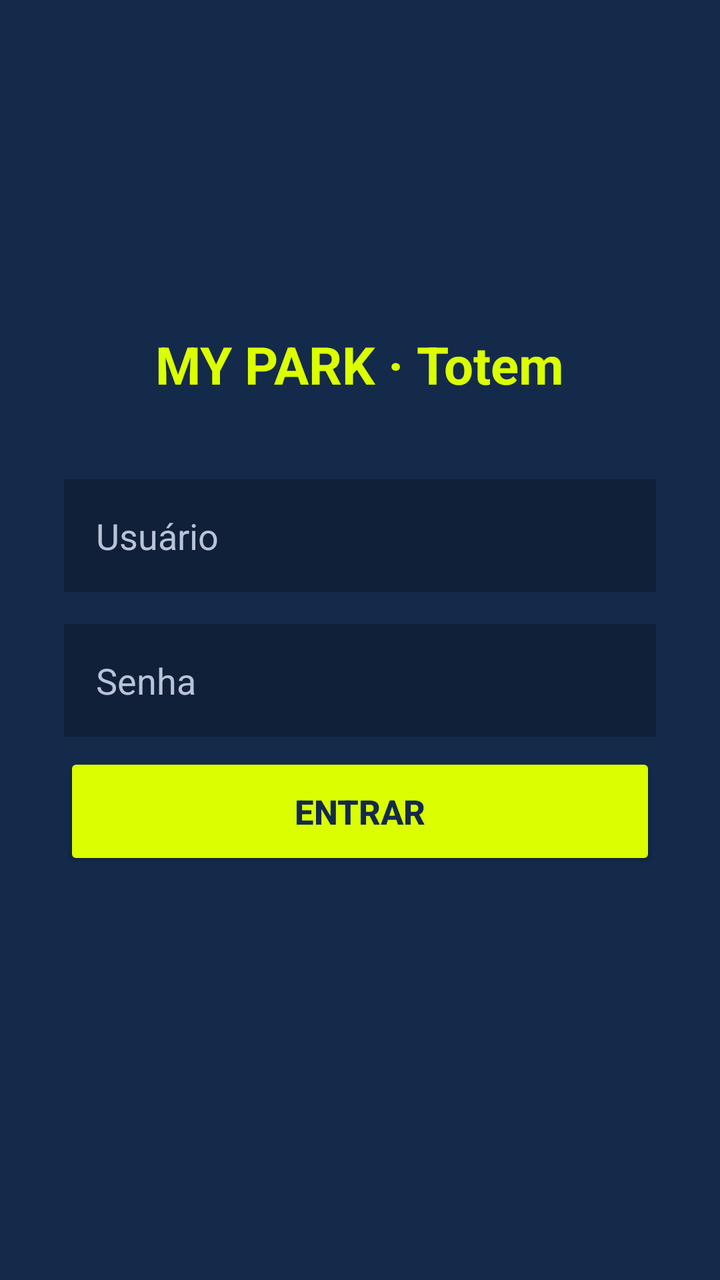
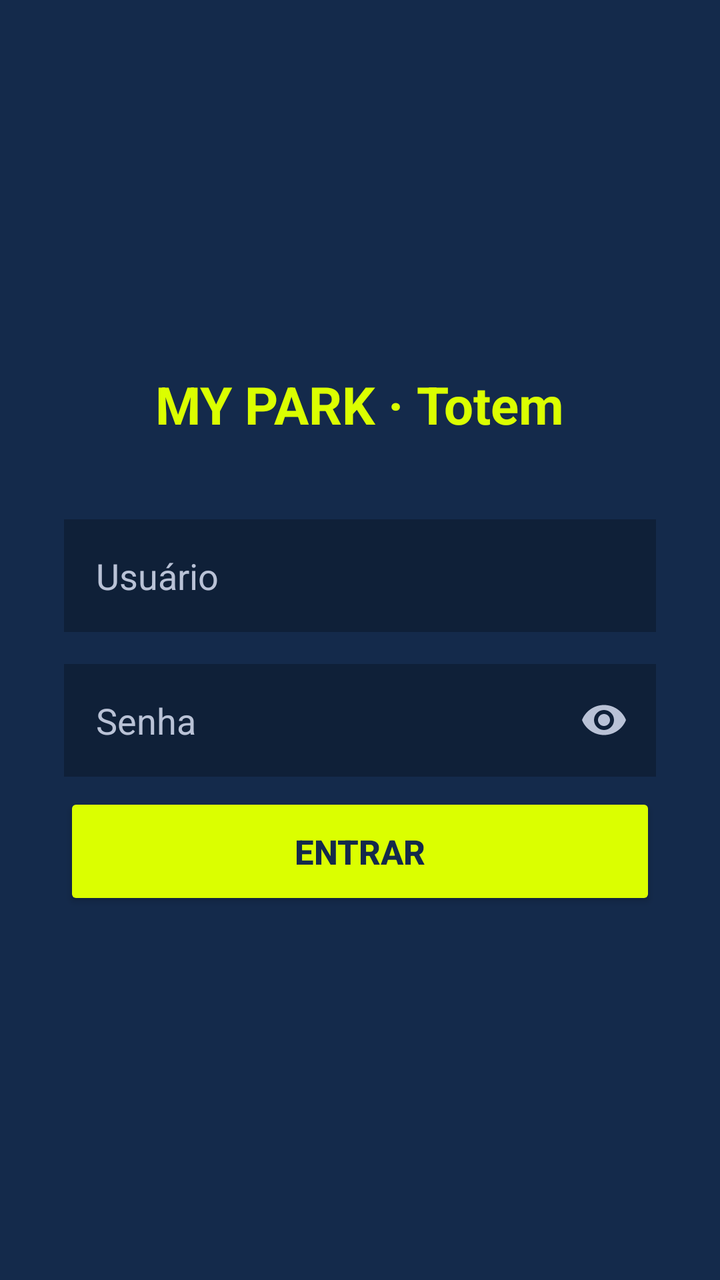

The first picture is an Android layout as it rendered before a commit; the second is the same layout after the commit. The layout source and the unified diff follow.
<!-- AndroidManifest.xml: application theme Theme.MyParkTotem -->
<!-- res/layout/activity_main.xml -->
<?xml version="1.0" encoding="utf-8"?>
<FrameLayout xmlns:android="http://schemas.android.com/apk/res/android"
    android:layout_width="match_parent"
    android:layout_height="match_parent"
    android:background="@color/navy">

    
    <ScrollView
        android:id="@+id/tela_login"
        android:layout_width="match_parent"
        android:layout_height="match_parent">
        <LinearLayout
            android:layout_width="match_parent"
            android:layout_height="wrap_content"
            android:orientation="vertical"
            android:gravity="center"
            android:padding="32dp"
            android:minHeight="600dp">

            <TextView
                android:layout_width="wrap_content"
                android:layout_height="wrap_content"
                android:layout_marginBottom="40dp"
                android:text="@string/titulo_login"
                android:textColor="@color/lime"
                android:textSize="26sp"
                android:textStyle="bold" />

            <EditText
                android:id="@+id/login_usuario"
                android:layout_width="match_parent"
                android:layout_height="wrap_content"
                android:layout_marginBottom="16dp"
                android:padding="16dp"
                android:hint="@string/hint_usuario"
                android:textColorHint="@color/texto_secundario"
                android:textColor="@color/texto_claro"
                android:background="@color/navy_card"
                android:inputType="text"
                android:maxLines="1" />

            <EditText
                android:id="@+id/login_senha"
                android:layout_width="match_parent"
                android:layout_height="wrap_content"
                android:layout_marginBottom="8dp"
                android:padding="16dp"
                android:hint="@string/hint_senha"
                android:textColorHint="@color/texto_secundario"
                android:textColor="@color/texto_claro"
                android:background="@color/navy_card"
                android:inputType="textPassword"
                android:maxLines="1" />

            <TextView
                android:id="@+id/login_erro"
                android:layout_width="match_parent"
                android:layout_height="wrap_content"
                android:layout_marginBottom="16dp"
                android:text=""
                android:textColor="#FF8A75"
                android:visibility="gone" />

            <Button
                android:id="@+id/btn_login"
                android:layout_width="match_parent"
                android:layout_height="wrap_content"
                android:padding="18dp"
                android:text="@string/btn_entrar"
                android:textSize="17sp"
                android:textStyle="bold"
                android:textColor="@color/navy"
                android:backgroundTint="@color/lime" />

        </LinearLayout>
    </ScrollView>

    
    <ScrollView
        android:id="@+id/tela_selecao_unidade"
        android:layout_width="match_parent"
        android:layout_height="match_parent"
        android:visibility="gone">
        <LinearLayout
            android:layout_width="match_parent"
            android:layout_height="wrap_content"
            android:orientation="vertical"
            android:gravity="center"
            android:padding="32dp">

            <TextView
                android:layout_width="wrap_content"
                android:layout_height="wrap_content"
                android:layout_marginBottom="24dp"
                android:text="@string/titulo_selecao_unidade"
                android:textColor="@color/lime"
                android:textSize="22sp"
                android:textStyle="bold" />

            <LinearLayout
                android:id="@+id/lista_unidades"
                android:layout_width="match_parent"
                android:layout_height="wrap_content"
                android:orientation="vertical" />

        </LinearLayout>
    </ScrollView>

    
    <LinearLayout
        android:id="@+id/tela_picker"
        android:layout_width="match_parent"
        android:layout_height="match_parent"
        android:orientation="vertical"
        android:gravity="center"
        android:padding="32dp"
        android:visibility="gone">

        <TextView
            android:id="@+id/txt_titulo"
            android:layout_width="wrap_content"
            android:layout_height="wrap_content"
            android:text="@string/titulo_escolha"
            android:textColor="@color/lime"
            android:textSize="26sp"
            android:textStyle="bold" />

        <TextView
            android:id="@+id/txt_subtitulo"
            android:layout_width="wrap_content"
            android:layout_height="wrap_content"
            android:layout_marginTop="6dp"
            android:layout_marginBottom="40dp"
            android:text="@string/subtitulo_escolha"
            android:textColor="@color/texto_secundario"
            android:textSize="14sp" />

        <Button
            android:id="@+id/btn_entrada"
            android:layout_width="match_parent"
            android:layout_height="wrap_content"
            android:layout_marginBottom="20dp"
            android:padding="28dp"
            android:text="@string/btn_entrada"
            android:textSize="22sp"
            android:textStyle="bold"
            android:textColor="@color/navy"
            android:backgroundTint="@color/lime"
            android:drawableStart="@drawable/ic_seta_cima"
            android:drawablePadding="14dp" />

        <Button
            android:id="@+id/btn_saida"
            android:layout_width="match_parent"
            android:layout_height="wrap_content"
            android:layout_marginBottom="20dp"
            android:padding="28dp"
            android:text="@string/btn_saida"
            android:textSize="22sp"
            android:textStyle="bold"
            android:textColor="@color/navy"
            android:backgroundTint="@color/lime"
            android:drawableStart="@drawable/ic_seta_baixo"
            android:drawablePadding="14dp" />

        <Button
            android:id="@+id/btn_validacao"
            android:layout_width="match_parent"
            android:layout_height="wrap_content"
            android:padding="28dp"
            android:text="@string/btn_validacao"
            android:textSize="22sp"
            android:textStyle="bold"
            android:textColor="@color/navy"
            android:backgroundTint="@color/lime"
            android:drawableStart="@drawable/ic_check"
            android:drawablePadding="14dp" />

    </LinearLayout>

</FrameLayout>
<!-- resources referenced by this layout -->
<resources>
  <color name="lime">#DBFF00</color>
  <color name="navy">#142A4B</color>
  <color name="navy_card">#0F2038</color>
  <color name="texto_claro">#FFFFFF</color>
  <color name="texto_secundario">#B9C2D6</color>
  <!-- drawable ic_check (drawable) -->
  <vector xmlns:android="http://schemas.android.com/apk/res/android"
      android:width="24dp"
      android:height="24dp"
      android:viewportWidth="24"
      android:viewportHeight="24"
      android:tint="@color/navy">
      <path
          android:fillColor="#000000"
          android:pathData="M9,16.2 L4.8,12 L3.4,13.4 L9,19 L21,7 L19.6,5.6 Z" />
  </vector>
  <!-- drawable ic_seta_baixo (drawable) -->
  <vector xmlns:android="http://schemas.android.com/apk/res/android"
      android:width="24dp"
      android:height="24dp"
      android:viewportWidth="24"
      android:viewportHeight="24"
      android:tint="@color/navy">
      <path
          android:fillColor="#000000"
          android:pathData="M12,20 L4,10 L9,10 L9,4 L15,4 L15,10 L20,10 Z" />
  </vector>
  <!-- drawable ic_seta_cima (drawable) -->
  <vector xmlns:android="http://schemas.android.com/apk/res/android"
      android:width="24dp"
      android:height="24dp"
      android:viewportWidth="24"
      android:viewportHeight="24"
      android:tint="@color/navy">
      <path
          android:fillColor="#000000"
          android:pathData="M12,4 L20,14 L15,14 L15,20 L9,20 L9,14 L4,14 Z" />
  </vector>
  <string name="btn_entrada">Entrada</string>
  <string name="btn_entrar">Entrar</string>
  <string name="btn_saida">Saída</string>
  <string name="btn_validacao">Validação</string>
  <string name="hint_senha">Senha</string>
  <string name="hint_usuario">Usuário</string>
  <string name="subtitulo_escolha">Escolha a tela deste equipamento</string>
  <string name="titulo_escolha">MY PARK · Totem</string>
  <string name="titulo_login">MY PARK · Totem</string>
  <string name="titulo_selecao_unidade">Selecione a unidade</string>
  <style name="Theme.MyParkTotem" parent="Theme.AppCompat.NoActionBar">
          <item name="android:windowBackground">@color/navy</item>
          <item name="android:statusBarColor">@color/navy</item>
          <item name="android:navigationBarColor">@color/navy</item>
          <item name="android:windowNoTitle">true</item>
          <item name="windowActionBar">false</item>
      </style>
</resources>

<!-- the commit's change to res/layout/activity_main.xml (unified diff, before → after) -->
@@ -8,14 +8,14 @@
     <ScrollView
         android:id="@+id/tela_login"
         android:layout_width="match_parent"
-        android:layout_height="match_parent">
+        android:layout_height="match_parent"
+        android:fillViewport="true">
         <LinearLayout
             android:layout_width="match_parent"
-            android:layout_height="wrap_content"
+            android:layout_height="match_parent"
             android:orientation="vertical"
             android:gravity="center"
-            android:padding="32dp"
-            android:minHeight="600dp">
+            android:padding="32dp">
 
             <TextView
                 android:layout_width="wrap_content"
@@ -39,18 +39,37 @@
                 android:inputType="text"
                 android:maxLines="1" />
 
-            <EditText
-                android:id="@+id/login_senha"
-                android:layout_width="match_parent"
-                android:layout_height="wrap_content"
-                android:layout_marginBottom="8dp"
-                android:padding="16dp"
-                android:hint="@string/hint_senha"
-                android:textColorHint="@color/texto_secundario"
-                android:textColor="@color/texto_claro"
-                android:background="@color/navy_card"
-                android:inputType="textPassword"
-                android:maxLines="1" />
+            <FrameLayout
+                android:layout_width="match_parent"
+                android:layout_height="wrap_content"
+                android:layout_marginBottom="8dp">
+
+                <EditText
+                    android:id="@+id/login_senha"
+                    android:layout_width="match_parent"
+                    android:layout_height="wrap_content"
+                    android:paddingStart="16dp"
+                    android:paddingEnd="52dp"
+                    android:paddingTop="16dp"
+                    android:paddingBottom="16dp"
+                    android:hint="@string/hint_senha"
+                    android:textColorHint="@color/texto_secundario"
+                    android:textColor="@color/texto_claro"
+                    android:background="@color/navy_card"
+                    android:inputType="textPassword"
+                    android:maxLines="1" />
+
+                <ImageButton
+                    android:id="@+id/btn_toggle_senha"
+                    android:layout_width="44dp"
+                    android:layout_height="44dp"
+                    android:layout_gravity="end|center_vertical"
+                    android:layout_marginEnd="4dp"
+                    android:background="?android:attr/selectableItemBackgroundBorderless"
+                    android:contentDescription="@string/mostrar_senha"
+                    android:src="@drawable/ic_olho" />
+
+            </FrameLayout>
 
             <TextView
                 android:id="@+id/login_erro"
@@ -130,51 +149,75 @@
             android:layout_width="wrap_content"
             android:layout_height="wrap_content"
             android:layout_marginTop="6dp"
-            android:layout_marginBottom="40dp"
+            android:layout_marginBottom="24dp"
             android:text="@string/subtitulo_escolha"
             android:textColor="@color/texto_secundario"
             android:textSize="14sp" />
 
-        <Button
-            android:id="@+id/btn_entrada"
+        
+        <LinearLayout
             android:layout_width="match_parent"
-            android:layout_height="wrap_content"
-            android:layout_marginBottom="20dp"
-            android:padding="28dp"
-            android:text="@string/btn_entrada"
-            android:textSize="22sp"
-            android:textStyle="bold"
-            android:textColor="@color/navy"
-            android:backgroundTint="@color/lime"
-            android:drawableStart="@drawable/ic_seta_cima"
-            android:drawablePadding="14dp" />
-
-        <Button
-            android:id="@+id/btn_saida"
-            android:layout_width="match_parent"
-            android:layout_height="wrap_content"
-            android:layout_marginBottom="20dp"
-            android:padding="28dp"
-            android:text="@string/btn_saida"
-            android:textSize="22sp"
-            android:textStyle="bold"
-            android:textColor="@color/navy"
-            android:backgroundTint="@color/lime"
-            android:drawableStart="@drawable/ic_seta_baixo"
-            android:drawablePadding="14dp" />
-
-        <Button
-            android:id="@+id/btn_validacao"
-            android:layout_width="match_parent"
-            android:layout_height="wrap_content"
-            android:padding="28dp"
-            android:text="@string/btn_validacao"
-            android:textSize="22sp"
-            android:textStyle="bold"
-            android:textColor="@color/navy"
-            android:backgroundTint="@color/lime"
-            android:drawableStart="@drawable/ic_check"
-            android:drawablePadding="14dp" />
+            android:layout_height="0dp"
+            android:layout_weight="1"
+            android:orientation="vertical">
+
+            <Button
+                android:id="@+id/btn_entrada"
+                android:layout_width="match_parent"
+                android:layout_height="0dp"
+                android:layout_weight="1"
+                android:layout_marginBottom="16dp"
+                android:paddingStart="28dp"
+                android:paddingEnd="28dp"
+                android:text="@string/btn_entrada"
+                android:textSize="22sp"
+                android:textStyle="bold"
+                android:textColor="@color/navy"
+                android:backgroundTint="@color/lime"
+                android:drawableStart="@drawable/ic_seta_cima"
+                android:drawablePadding="14dp"
+                android:autoSizeTextType="uniform"
+                android:autoSizeMinTextSize="14sp"
+                android:autoSizeMaxTextSize="22sp" />
+
+            <Button
+                android:id="@+id/btn_saida"
+                android:layout_width="match_parent"
+                android:layout_height="0dp"
+                android:layout_weight="1"
+                android:layout_marginBottom="16dp"
+                android:paddingStart="28dp"
+                android:paddingEnd="28dp"
+                android:text="@string/btn_saida"
+                android:textSize="22sp"
+                android:textStyle="bold"
+                android:textColor="@color/navy"
+                android:backgroundTint="@color/lime"
+                android:drawableStart="@drawable/ic_seta_baixo"
+                android:drawablePadding="14dp"
+                android:autoSizeTextType="uniform"
+                android:autoSizeMinTextSize="14sp"
+                android:autoSizeMaxTextSize="22sp" />
+
+            <Button
+                android:id="@+id/btn_validacao"
+                android:layout_width="match_parent"
+                android:layout_height="0dp"
+                android:layout_weight="1"
+                android:paddingStart="28dp"
+                android:paddingEnd="28dp"
+                android:text="@string/btn_validacao"
+                android:textSize="22sp"
+                android:textStyle="bold"
+                android:textColor="@color/navy"
+                android:backgroundTint="@color/lime"
+                android:drawableStart="@drawable/ic_check"
+                android:drawablePadding="14dp"
+                android:autoSizeTextType="uniform"
+                android:autoSizeMinTextSize="14sp"
+                android:autoSizeMaxTextSize="22sp" />
+
+        </LinearLayout>
 
     </LinearLayout>
 
<!-- resource entries referenced after the edit -->
@@ -15,6 +15,17 @@
       <path
           android:fillColor="#000000"
           android:pathData="M9,16.2 L4.8,12 L3.4,13.4 L9,19 L21,7 L19.6,5.6 Z" />
+  </vector>
+  <!-- drawable ic_olho (drawable) -->
+  <vector xmlns:android="http://schemas.android.com/apk/res/android"
+      android:width="24dp"
+      android:height="24dp"
+      android:viewportWidth="24"
+      android:viewportHeight="24"
+      android:tint="@color/texto_secundario">
+      <path
+          android:fillColor="#000000"
+          android:pathData="M12,4.5C7,4.5 2.73,7.61 1,12c1.73,4.39 6,7.5 11,7.5s9.27,-3.11 11,-7.5c-1.73,-4.39 -6,-7.5 -11,-7.5zM12,17c-2.76,0 -5,-2.24 -5,-5s2.24,-5 5,-5 5,2.24 5,5 -2.24,5 -5,5zM12,9c-1.66,0 -3,1.34 -3,3s1.34,3 3,3 3,-1.34 3,-3 -1.34,-3 -3,-3z" />
   </vector>
   <!-- drawable ic_seta_baixo (drawable) -->
   <vector xmlns:android="http://schemas.android.com/apk/res/android"
@@ -44,6 +55,7 @@
   <string name="btn_validacao">Validação</string>
   <string name="hint_senha">Senha</string>
   <string name="hint_usuario">Usuário</string>
+  <string name="mostrar_senha">Mostrar senha</string>
   <string name="subtitulo_escolha">Escolha a tela deste equipamento</string>
   <string name="titulo_escolha">MY PARK · Totem</string>
   <string name="titulo_login">MY PARK · Totem</string>
